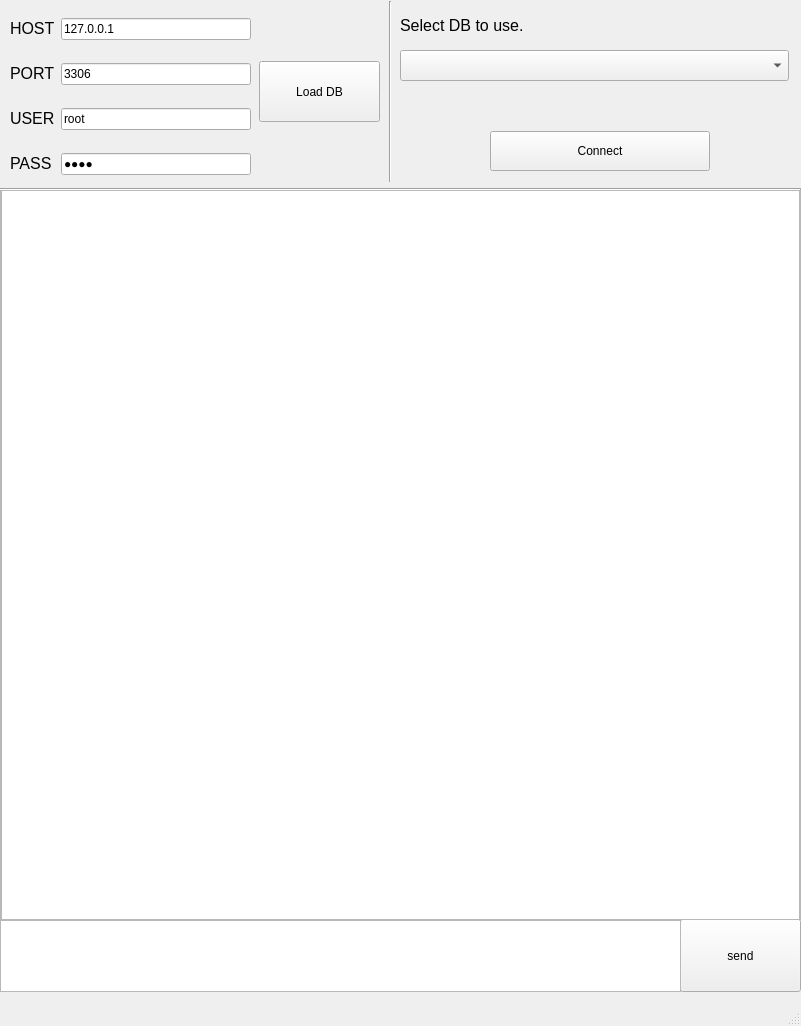
Qt form ui_SQLAI.ui (WooZhoon/SQLAI) before a commit.
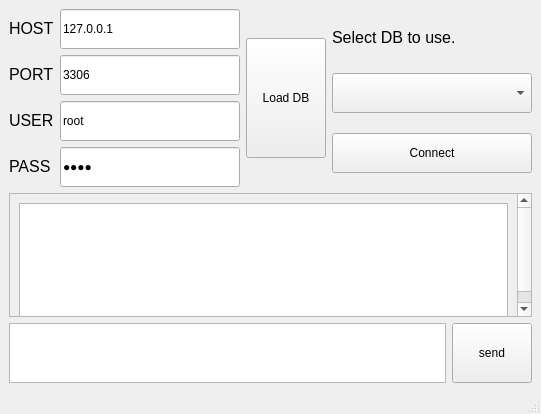
The same form after that commit.

What changed in the file:
```diff
--- a/ui_SQLAI.ui
+++ b/ui_SQLAI.ui
@@ -6,53 +6,31 @@
    <rect>
     <x>0</x>
     <y>0</y>
-    <width>801</width>
-    <height>1026</height>
+    <width>523</width>
+    <height>414</height>
    </rect>
   </property>
   <property name="windowTitle">
    <string>MainWindow</string>
   </property>
   <widget class="QWidget" name="centralwidget">
-   <widget class="QPushButton" name="Send_push">
-    <property name="geometry">
-     <rect>
-      <x>680</x>
-      <y>919</y>
-      <width>121</width>
-      <height>73</height>
-     </rect>
-    </property>
-    <property name="text">
-     <string>send</string>
-    </property>
-   </widget>
-   <widget class="QWidget" name="gridLayoutWidget">
-    <property name="geometry">
-     <rect>
-      <x>10</x>
-      <y>1</y>
-      <width>241</width>
-      <height>191</height>
-     </rect>
-    </property>
+   <layout class="QVBoxLayout" name="verticalLayout_2">
+    <item>
+     <layout class="QGridLayout" name="gridLayout_4">
+      <item row="0" column="0">
     <layout class="QGridLayout" name="gridLayout_3">
-     <item row="3" column="1">
-      <widget class="QLineEdit" name="PASS_edit">
-       <property name="text">
-        <string>1111</string>
-       </property>
-       <property name="echoMode">
-        <enum>QLineEdit::Password</enum>
-       </property>
-      </widget>
-     </item>
      <item row="0" column="0">
       <widget class="QLabel" name="label_HOST">
+          <property name="minimumSize">
+           <size>
+            <width>0</width>
+            <height>40</height>
+           </size>
+          </property>
        <property name="maximumSize">
         <size>
          <width>261</width>
-         <height>16777215</height>
+            <height>40</height>
         </size>
        </property>
        <property name="text">
@@ -60,46 +38,140 @@
        </property>
       </widget>
      </item>
-     <item row="2" column="0">
-      <widget class="QLabel" name="label_USER">
-       <property name="text">
-        <string>&lt;html&gt;&lt;head/&gt;&lt;body&gt;&lt;p&gt;&lt;span style=&quot; font-size:12pt;&quot;&gt;USER&lt;/span&gt;&lt;/p&gt;&lt;/body&gt;&lt;/html&gt;</string>
-       </property>
-      </widget>
-     </item>
      <item row="3" column="0">
       <widget class="QLabel" name="label_PASS">
+          <property name="minimumSize">
+           <size>
+            <width>0</width>
+            <height>40</height>
+           </size>
+          </property>
+          <property name="maximumSize">
+           <size>
+            <width>16777215</width>
+            <height>40</height>
+           </size>
+          </property>
        <property name="text">
         <string>&lt;html&gt;&lt;head/&gt;&lt;body&gt;&lt;p&gt;&lt;span style=&quot; font-size:12pt;&quot;&gt;PASS&lt;/span&gt;&lt;/p&gt;&lt;/body&gt;&lt;/html&gt;</string>
        </property>
       </widget>
      </item>
-     <item row="2" column="1">
+        <item row="2" column="2">
       <widget class="QLineEdit" name="USER_edit">
+          <property name="minimumSize">
+           <size>
+            <width>180</width>
+            <height>40</height>
+           </size>
+          </property>
+          <property name="maximumSize">
+           <size>
+            <width>16777215</width>
+            <height>40</height>
+           </size>
+          </property>
        <property name="text">
         <string>root</string>
        </property>
       </widget>
      </item>
-     <item row="1" column="1">
-      <widget class="QLineEdit" name="PORT_edit">
+        <item row="3" column="2">
+         <widget class="QLineEdit" name="PASS_edit">
+          <property name="minimumSize">
+           <size>
+            <width>180</width>
+            <height>40</height>
+           </size>
+          </property>
+          <property name="maximumSize">
+           <size>
+            <width>16777215</width>
+            <height>40</height>
+           </size>
+          </property>
        <property name="text">
-        <string>3306</string>
+           <string>1111</string>
+          </property>
+          <property name="echoMode">
+           <enum>QLineEdit::Password</enum>
+          </property>
+         </widget>
+        </item>
+        <item row="2" column="0">
+         <widget class="QLabel" name="label_USER">
+          <property name="minimumSize">
+           <size>
+            <width>0</width>
+            <height>40</height>
+           </size>
+          </property>
+          <property name="maximumSize">
+           <size>
+            <width>16777215</width>
+            <height>40</height>
+           </size>
+          </property>
+          <property name="text">
+           <string>&lt;html&gt;&lt;head/&gt;&lt;body&gt;&lt;p&gt;&lt;span style=&quot; font-size:12pt;&quot;&gt;USER&lt;/span&gt;&lt;/p&gt;&lt;/body&gt;&lt;/html&gt;</string>
        </property>
       </widget>
      </item>
      <item row="1" column="0">
       <widget class="QLabel" name="label_PORT">
+          <property name="minimumSize">
+           <size>
+            <width>0</width>
+            <height>40</height>
+           </size>
+          </property>
+          <property name="maximumSize">
+           <size>
+            <width>16777215</width>
+            <height>40</height>
+           </size>
+          </property>
        <property name="text">
         <string>&lt;html&gt;&lt;head/&gt;&lt;body&gt;&lt;p&gt;&lt;span style=&quot; font-size:12pt;&quot;&gt;PORT&lt;/span&gt;&lt;/p&gt;&lt;/body&gt;&lt;/html&gt;</string>
        </property>
       </widget>
      </item>
-     <item row="0" column="1">
+        <item row="1" column="2">
+         <widget class="QLineEdit" name="PORT_edit">
+          <property name="minimumSize">
+           <size>
+            <width>180</width>
+            <height>40</height>
+           </size>
+          </property>
+          <property name="maximumSize">
+           <size>
+            <width>16777215</width>
+            <height>40</height>
+           </size>
+          </property>
+          <property name="text">
+           <string>3306</string>
+          </property>
+         </widget>
+        </item>
+        <item row="0" column="2">
       <widget class="QLineEdit" name="HOST_edit">
        <property name="enabled">
         <bool>true</bool>
        </property>
+          <property name="minimumSize">
+           <size>
+            <width>180</width>
+            <height>40</height>
+           </size>
+          </property>
+          <property name="maximumSize">
+           <size>
+            <width>16777215</width>
+            <height>40</height>
+           </size>
+          </property>
        <property name="font">
         <font>
          <kerning>true</kerning>
@@ -114,25 +186,105 @@
       </widget>
      </item>
     </layout>
-   </widget>
+      </item>
+      <item row="0" column="3">
+       <layout class="QGridLayout" name="gridLayout_5">
+        <item row="0" column="0">
+         <widget class="QLabel" name="label_5">
+          <property name="minimumSize">
+           <size>
+            <width>99</width>
+            <height>0</height>
+           </size>
+          </property>
+          <property name="maximumSize">
+           <size>
+            <width>16777215</width>
+            <height>30</height>
+           </size>
+          </property>
+          <property name="text">
+           <string>&lt;html&gt;&lt;head/&gt;&lt;body&gt;&lt;p&gt;&lt;span style=&quot; font-size:12pt;&quot;&gt;Select DB to use.&lt;/span&gt;&lt;/p&gt;&lt;/body&gt;&lt;/html&gt;</string>
+          </property>
+         </widget>
+        </item>
+        <item row="1" column="0">
    <widget class="QComboBox" name="DB_combo">
-    <property name="geometry">
-     <rect>
-      <x>400</x>
-      <y>50</y>
-      <width>389</width>
-      <height>31</height>
-     </rect>
-    </property>
-   </widget>
+          <property name="sizePolicy">
+           <sizepolicy hsizetype="Expanding" vsizetype="Fixed">
+            <horstretch>0</horstretch>
+            <verstretch>0</verstretch>
+           </sizepolicy>
+          </property>
+          <property name="minimumSize">
+           <size>
+            <width>200</width>
+            <height>40</height>
+           </size>
+          </property>
+          <property name="maximumSize">
+           <size>
+            <width>16777215</width>
+            <height>40</height>
+           </size>
+          </property>
+         </widget>
+        </item>
+        <item row="2" column="0">
+         <widget class="QPushButton" name="Conn_push">
+          <property name="minimumSize">
+           <size>
+            <width>200</width>
+            <height>40</height>
+           </size>
+          </property>
+          <property name="maximumSize">
+           <size>
+            <width>16777215</width>
+            <height>40</height>
+           </size>
+          </property>
+          <property name="text">
+           <string>Connect</string>
+          </property>
+         </widget>
+        </item>
+       </layout>
+      </item>
+      <item row="0" column="2">
+       <widget class="QPushButton" name="Load_push">
+        <property name="sizePolicy">
+         <sizepolicy hsizetype="Minimum" vsizetype="Preferred">
+          <horstretch>0</horstretch>
+          <verstretch>0</verstretch>
+         </sizepolicy>
+        </property>
+        <property name="minimumSize">
+         <size>
+          <width>80</width>
+          <height>120</height>
+         </size>
+        </property>
+        <property name="maximumSize">
+         <size>
+          <width>100</width>
+          <height>120</height>
+         </size>
+        </property>
+        <property name="text">
+         <string>Load DB</string>
+        </property>
+       </widget>
+      </item>
+     </layout>
+    </item>
+    <item>
    <widget class="QScrollArea" name="scrollArea">
-    <property name="geometry">
-     <rect>
-      <x>0</x>
-      <y>189</y>
-      <width>801</width>
-      <height>731</height>
-     </rect>
+      <property name="minimumSize">
+       <size>
+        <width>0</width>
+        <height>120</height>
+       </size>
     </property>
     <property name="widgetResizable">
      <bool>true</bool>
@@ -142,22 +294,28 @@
       <rect>
        <x>0</x>
        <y>0</y>
-       <width>799</width>
-       <height>729</height>
-      </rect>
-     </property>
+         <width>496</width>
+         <height>132</height>
+        </rect>
+       </property>
+       <layout class="QGridLayout" name="gridLayout_2">
+        <item row="0" column="0">
      <widget class="QTextBrowser" name="Output_text">
-      <property name="geometry">
-       <rect>
-        <x>0</x>
-        <y>0</y>
-        <width>799</width>
-        <height>730</height>
-       </rect>
+          <property name="minimumSize">
+           <size>
+            <width>0</width>
+            <height>120</height>
+           </size>
       </property>
       <property name="font">
        <font>
         <pointsize>11</pointsize>
+            <weight>50</weight>
+            <italic>false</italic>
+            <bold>false</bold>
+            <underline>false</underline>
+            <strikeout>false</strikeout>
+            <kerning>false</kerning>
        </font>
       </property>
       <property name="autoFillBackground">
@@ -172,88 +330,33 @@
       <property name="midLineWidth">
        <number>40</number>
       </property>
-     </widget>
-    </widget>
-   </widget>
-   <widget class="QPushButton" name="Conn_push">
-    <property name="geometry">
-     <rect>
-      <x>490</x>
-      <y>131</y>
-      <width>220</width>
-      <height>40</height>
-     </rect>
-    </property>
-    <property name="text">
-     <string>Connect</string>
-    </property>
-   </widget>
-   <widget class="QPushButton" name="Load_push">
-    <property name="geometry">
-     <rect>
-      <x>259</x>
-      <y>61</y>
-      <width>121</width>
-      <height>61</height>
-     </rect>
-    </property>
-    <property name="text">
-     <string>Load DB</string>
-    </property>
-   </widget>
-   <widget class="QWidget" name="verticalLayoutWidget">
-    <property name="geometry">
-     <rect>
-      <x>400</x>
-      <y>10</y>
-      <width>391</width>
-      <height>31</height>
-     </rect>
-    </property>
-    <layout class="QVBoxLayout" name="verticalLayout_2">
-     <item>
-      <widget class="QLabel" name="label_5">
-       <property name="text">
-        <string>&lt;html&gt;&lt;head/&gt;&lt;body&gt;&lt;p&gt;&lt;span style=&quot; font-size:12pt;&quot;&gt;Select DB to use.&lt;/span&gt;&lt;/p&gt;&lt;/body&gt;&lt;/html&gt;</string>
+          <property name="openExternalLinks">
+           <bool>true</bool>
+          </property>
+          <property name="openLinks">
+           <bool>true</bool>
        </property>
       </widget>
      </item>
     </layout>
    </widget>
-   <widget class="Line" name="line">
-    <property name="geometry">
-     <rect>
-      <x>0</x>
-      <y>181</y>
-      <width>801</width>
-      <height>16</height>
-     </rect>
-    </property>
-    <property name="orientation">
-     <enum>Qt::Horizontal</enum>
-    </property>
-   </widget>
-   <widget class="Line" name="line_2">
-    <property name="geometry">
-     <rect>
-      <x>380</x>
-      <y>1</y>
-      <width>20</width>
-      <height>181</height>
-     </rect>
-    </property>
-    <property name="orientation">
-     <enum>Qt::Vertical</enum>
-    </property>
-   </widget>
+     </widget>
+    </item>
+    <item>
+     <layout class="QHBoxLayout" name="horizontalLayout_2">
+      <item>
    <widget class="QTextEdit" name="Input_edit">
-    <property name="geometry">
-     <rect>
-      <x>0</x>
-      <y>920</y>
-      <width>681</width>
-      <height>72</height>
-     </rect>
+        <property name="minimumSize">
+         <size>
+          <width>0</width>
+          <height>60</height>
+         </size>
+        </property>
+        <property name="maximumSize">
+         <size>
+          <width>16777215</width>
+          <height>80</height>
+         </size>
     </property>
     <property name="font">
      <font>
@@ -261,13 +364,36 @@
      </font>
     </property>
    </widget>
+      </item>
+      <item>
+       <widget class="QPushButton" name="Send_push">
+        <property name="minimumSize">
+         <size>
+          <width>0</width>
+          <height>60</height>
+         </size>
+        </property>
+        <property name="maximumSize">
+         <size>
+          <width>16777215</width>
+          <height>80</height>
+         </size>
+        </property>
+        <property name="text">
+         <string>send</string>
+        </property>
+       </widget>
+      </item>
+     </layout>
+    </item>
+   </layout>
   </widget>
   <widget class="QMenuBar" name="menubar">
    <property name="geometry">
     <rect>
      <x>0</x>
      <y>0</y>
-     <width>801</width>
+     <width>523</width>
      <height>18</height>
     </rect>
    </property>
```
Lines whose indentation alone changed are shown as unchanged.
